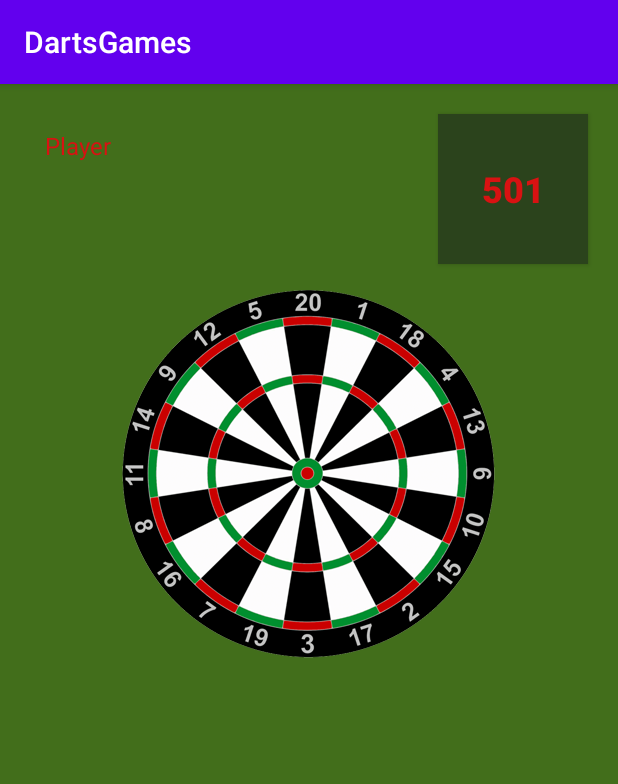
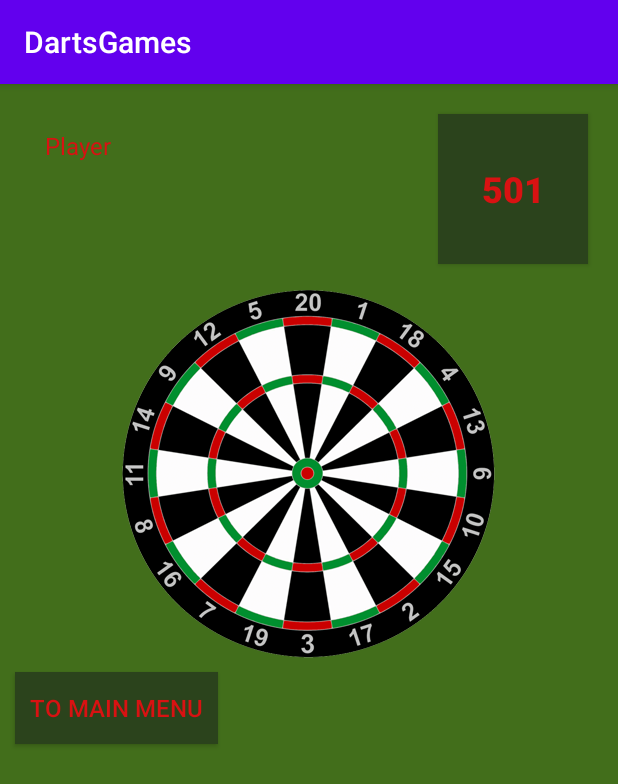
Before and after one commit to Dgeeroms/DartsGames, an Android app: the fragment PlayGameFragment placed in its activity, on a phone screen of 412 x 824 dp. Shown: the top 784 px of the screen. Run offline under Robolectric (Android 15) with nearby library versions, the phone set to English and light mode, and no system bars; our stand-ins replace Room's generated code, data binding; 2 statements that could not run were skipped.

Commit message:
Added animations when navigating + back button in playgame fragment

```diff
--- a/app/src/main/java/com/davygeeroms/dartsgames/fragments/PlayGameFragment.kt
+++ b/app/src/main/java/com/davygeeroms/dartsgames/fragments/PlayGameFragment.kt
@@ -11,6 +11,7 @@ import androidx.fragment.app.activityViewModels
 import androidx.lifecycle.Observer
 import androidx.lifecycle.ViewModelProvider
 import androidx.lifecycle.ViewModelProviders
+import androidx.navigation.findNavController
 import androidx.recyclerview.widget.LinearLayoutManager
 import androidx.recyclerview.widget.RecyclerView
 import com.davygeeroms.dartsgames.R
@@ -77,6 +78,14 @@ class PlayGameFragment : Fragment() {
         mImageMap = binding.dartboardmapContainer.dartboardmap
         mImageMap.setImageResource(R.drawable.dartboard)
 
+        //onclicklistener back button
+        binding.btnToMainMenu.setOnClickListener {
+
+            view?.findNavController()?.navigate(PlayGameFragmentDirections.actionPlayGameFragmentToMainMenuFragment())
+
+        }
+
+
         //clickhandler imagebutton
         binding.dartboardButton.setOnClickListener {
 
--- /dev/null
+++ b/app/src/main/res/anim/slide_in_right.xml
@@ -0,0 +1,10 @@
+<?xml version="1.0" encoding="utf-8"?>
+<set xmlns:android="http://schemas.android.com/apk/res/android">
+    <translate
+        android:duration="@android:integer/config_shortAnimTime"
+        android:fromXDelta="100%"
+        android:fromYDelta="0%"
+        android:toXDelta="0%"
+        android:toYDelta="0%"
+        />
+</set>
--- /dev/null
+++ b/app/src/main/res/anim/slide_out_left.xml
@@ -0,0 +1,10 @@
+<?xml version="1.0" encoding="utf-8"?>
+<set xmlns:android="http://schemas.android.com/apk/res/android">
+    <translate
+        android:duration="@android:integer/config_shortAnimTime"
+        android:fromXDelta="0%"
+        android:fromYDelta="0%"
+        android:toXDelta="-100%"
+        android:toYDelta="0%"
+        />
+</set>
--- a/app/src/main/res/layout/play_game_fragment.xml
+++ b/app/src/main/res/layout/play_game_fragment.xml
@@ -90,6 +90,16 @@
             app:layout_constraintStart_toStartOf="parent"
             app:layout_constraintTop_toBottomOf="@+id/dartboard_button" />
 
+        <Button
+            android:id="@+id/btnToMainMenu"
+            style="@style/regularButton"
+            android:layout_width="wrap_content"
+            android:layout_height="wrap_content"
+            android:layout_marginStart="10dp"
+            android:text="@string/to_main_menu"
+            app:layout_constraintBottom_toTopOf="@+id/player_history_rec"
+            app:layout_constraintStart_toStartOf="parent" />
+
     </androidx.constraintlayout.widget.ConstraintLayout>
 
     </RelativeLayout>
--- a/app/src/main/res/navigation/navigation.xml
+++ b/app/src/main/res/navigation/navigation.xml
@@ -12,7 +12,11 @@
         tools:layout="@layout/fragment_main_menu" >
         <action
             android:id="@+id/action_mainMenuFragment_to_newGameFragment"
-            app:destination="@id/newGameFragment" />
+            app:destination="@id/newGameFragment"
+            app:enterAnim="@anim/slide_in_right"
+            app:exitAnim="@anim/slide_out_left"
+            app:popEnterAnim="@anim/slide_in_right"
+            app:popExitAnim="@anim/slide_out_left" />
     </fragment>
     <fragment
         android:id="@+id/newGameFragment"
@@ -22,6 +26,11 @@
         <action
             android:id="@+id/action_newGameFragment_to_playGameFragment"
             app:destination="@id/playGameFragment"
+            app:enterAnim="@anim/slide_in_right"
+            app:exitAnim="@anim/slide_out_left"
+            app:popEnterAnim="@anim/slide_in_right"
+            app:popExitAnim="@anim/slide_out_left"
+            app:popUpTo="@id/mainMenuFragment"
             app:popUpToInclusive="false" />
     </fragment>
     <fragment
@@ -29,13 +38,15 @@
         android:name="com.davygeeroms.dartsgames.fragments.PlayGameFragment"
         android:label="play_game_fragment"
         tools:layout="@layout/play_game_fragment" >
+        <argument
+            android:name="gameId"
+            app:argType="integer" />
         <action
             android:id="@+id/action_playGameFragment_to_mainMenuFragment"
             app:destination="@id/mainMenuFragment"
-            app:popUpTo="@id/mainMenuFragment"
-            app:popUpToInclusive="true" />
-        <argument
-            android:name="gameId"
-            app:argType="integer" />
+            app:enterAnim="@anim/slide_in_right"
+            app:exitAnim="@anim/slide_out_left"
+            app:popEnterAnim="@anim/slide_in_right"
+            app:popExitAnim="@anim/slide_out_left"/>
     </fragment>
 </navigation>
--- a/app/src/main/res/values/strings.xml
+++ b/app/src/main/res/values/strings.xml
@@ -16,4 +16,5 @@
     <string name="default_score_501">501</string>
     <string name="player_number_lbl">Player</string>
     <string name="dartboard">Dartboard</string>
+    <string name="to_main_menu">To main menu</string>
 </resources>
```
